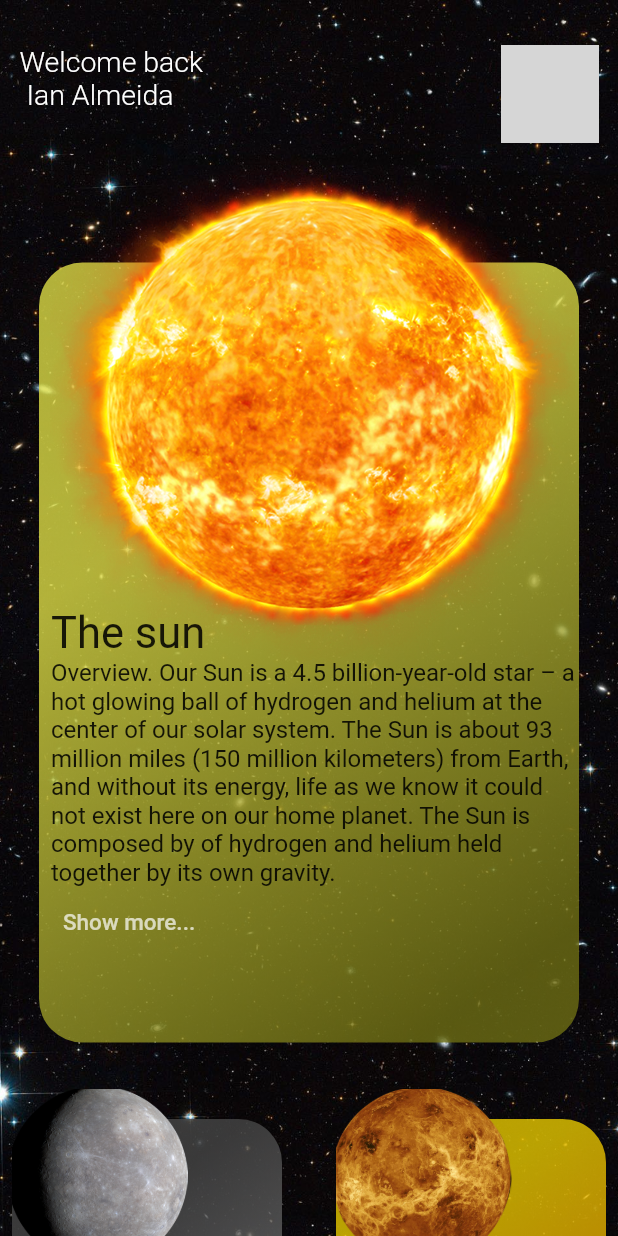
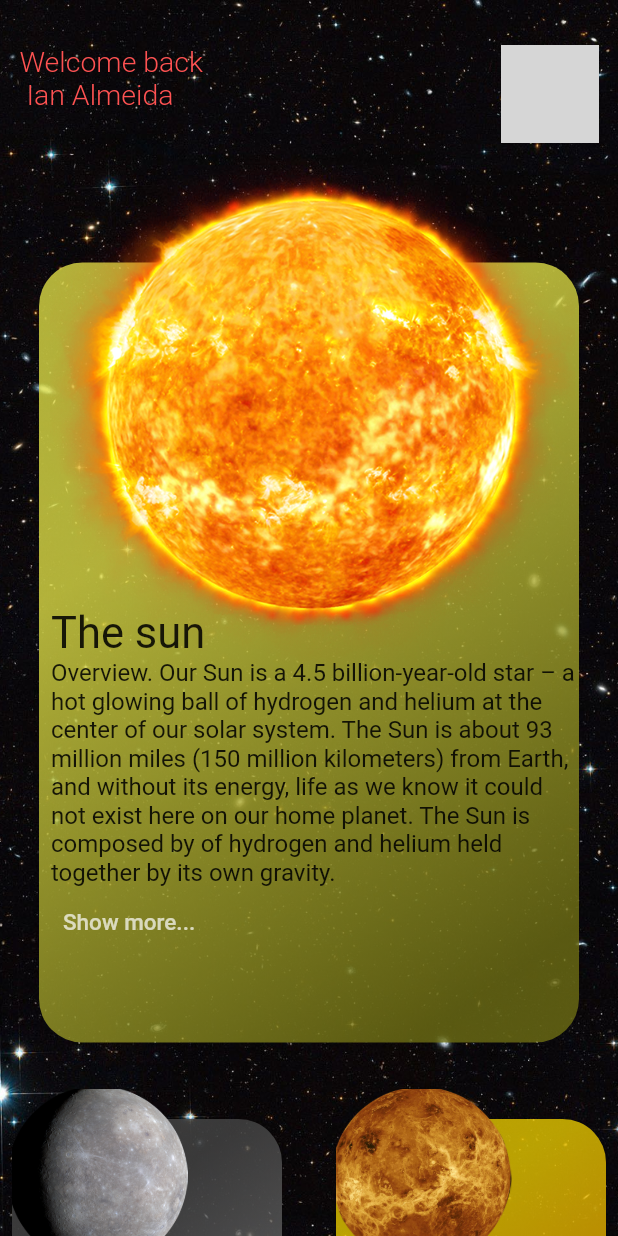
Before and after one commit to Ian-Alemida/planet_sky, a Flutter app: the home screen opened by its route, on a phone screen of 412 x 824 dp. Run offline on Flutter 3.47's test engine with Material 2 defaults, Android fonts, the phone set to English and light mode, and no system bars; grey boxes are pictures that could not be loaded.

Commit message:
swifth color

```diff
--- a/lib/components/welcome.dart
+++ b/lib/components/welcome.dart
@@ -19,7 +19,7 @@ class welcome extends StatelessWidget {
                 'Welcome back \n Ian Almeida',
                 style: TextStyle(
                     fontSize: 19,
-                    color: Colors.white,
+                    color: Colors.redAccent,
                     fontWeight: FontWeight.w300),
               )
             ],
```
